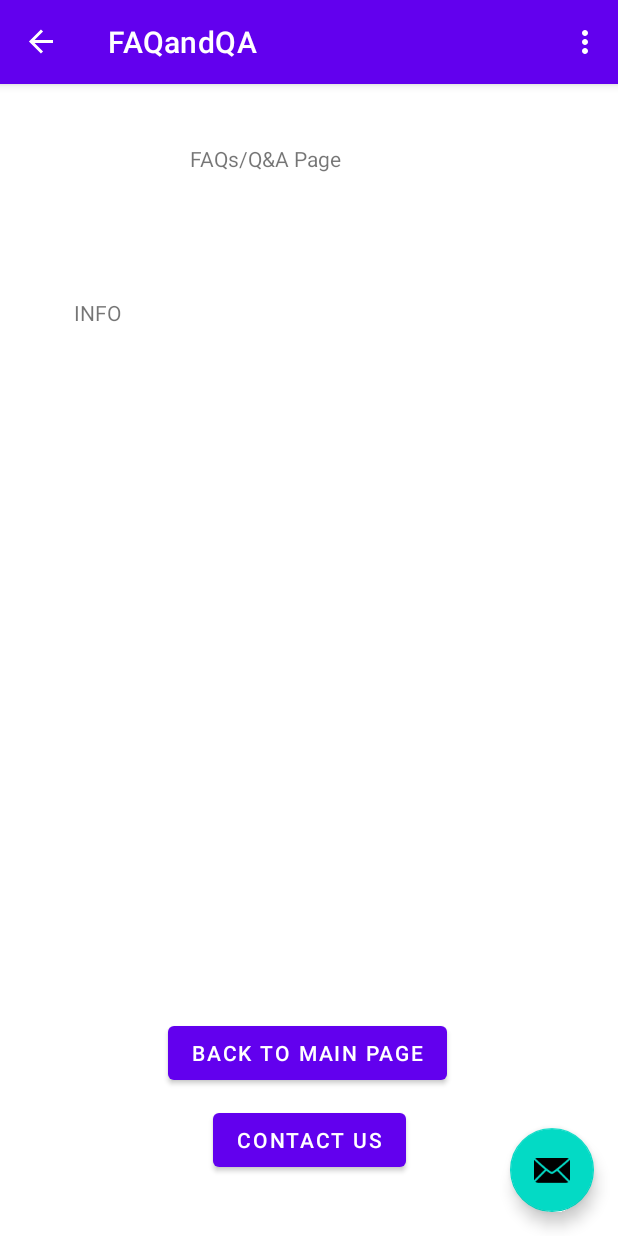
After one commit to LouisCGF/team-23-Project, an Android app: the FAQandQA screen opened through its navigation route, on a phone screen of 412 x 824 dp. The commit adds this screen. Run offline under Robolectric (Android 15) with nearby library versions, the phone set to English and light mode, and no system bars; our stand-ins replace navigation-ui.

Commit message:
Modified fragment_first.xml, contained incorrect id for the FAQ button. Created FAQ/Q&A page, connected buttons to the main page. Still the actual information about queries on the page and contact us page needs to be added.

```diff
--- /dev/null
+++ b/app/src/main/java/com/example/team_23_project/FAQandQA.java
@@ -0,0 +1,50 @@
+package com.example.team_23_project;
+
+import android.os.Bundle;
+import android.view.LayoutInflater;
+import android.view.View;
+import android.view.ViewGroup;
+
+import androidx.annotation.NonNull;
+import androidx.fragment.app.Fragment;
+import androidx.navigation.fragment.NavHostFragment;
+
+import com.example.team_23_project.databinding.FaqPageBinding;
+
+public class FAQandQA extends Fragment {
+
+    private FaqPageBinding binding;
+
+    @Override
+    public View onCreateView(
+            LayoutInflater inflater, ViewGroup container,
+            Bundle savedInstanceState
+    ) {
+
+        binding = FaqPageBinding.inflate(inflater, container, false);
+        return binding.getRoot();
+
+    }
+
+    public void onViewCreated(@NonNull View view, Bundle savedInstanceState) {
+        super.onViewCreated(view, savedInstanceState);
+        binding.backToMainFaqBtn.setOnClickListener(new View.OnClickListener() {
+            @Override
+            public void onClick(View view) {
+                System.out.println(binding.titleFaqTxt.getText());
+                System.out.println(binding.infoFaqTxt.getText());
+
+                NavHostFragment.findNavController(FAQandQA.this)
+                        .navigate(R.id.action_FAQandQA_to_FirstFragment);
+            }
+        });
+
+        binding.contactFromFaqBtn.setOnClickListener(new View.OnClickListener() {
+            @Override
+            public void onClick(View view) {
+                NavHostFragment.findNavController(FAQandQA.this)
+                        .navigate(R.id.action_FAQandQA_to_FirstFragment);
+            }
+        });
+    }
+}
--- a/app/src/main/java/com/example/team_23_project/LoginMain.java
+++ b/app/src/main/java/com/example/team_23_project/LoginMain.java
@@ -52,6 +52,13 @@ public class LoginMain extends Fragment {
                         .navigate(R.id.action_FirstFragment_to_registerStaff);
             }
         });
+        binding.faqBtn.setOnClickListener(new View.OnClickListener() {
+            @Override
+            public void onClick(View view1) {
+                NavHostFragment.findNavController(LoginMain.this)
+                        .navigate(R.id.action_FirstFragment_to_FAQandQA);
+            }
+        });
     }
 
     @Override
--- /dev/null
+++ b/app/src/main/res/layout/faq_page.xml
@@ -0,0 +1,54 @@
+<?xml version="1.0" encoding="utf-8"?>
+<androidx.constraintlayout.widget.ConstraintLayout xmlns:android="http://schemas.android.com/apk/res/android"
+    xmlns:app="http://schemas.android.com/apk/res-auto"
+    xmlns:tools="http://schemas.android.com/tools"
+    android:layout_width="match_parent"
+    android:layout_height="match_parent">
+
+    <TextView
+        android:id="@+id/titleFaqTxt"
+        android:layout_width="158dp"
+        android:layout_height="50dp"
+        android:minHeight="48dp"
+        android:text="FAQs/Q&#38;A Page"
+        app:layout_constraintBottom_toTopOf="@+id/infoFaqTxt"
+        app:layout_constraintEnd_toEndOf="parent"
+        app:layout_constraintHorizontal_bias="0.498"
+        app:layout_constraintStart_toStartOf="parent"
+        app:layout_constraintTop_toTopOf="parent"
+        app:layout_constraintVertical_bias="0.432" />
+
+    <TextView
+        android:id="@+id/infoFaqTxt"
+        android:layout_width="313dp"
+        android:layout_height="469dp"
+        android:layout_marginBottom="10dp"
+        android:minHeight="48dp"
+        android:text="INFO"
+        app:layout_constraintBottom_toTopOf="@+id/backToMainFaqBtn"
+        app:layout_constraintEnd_toEndOf="parent"
+        app:layout_constraintStart_toStartOf="parent" />
+
+    <Button
+        android:id="@+id/backToMainFaqBtn"
+        android:layout_width="wrap_content"
+        android:layout_height="wrap_content"
+        android:layout_marginBottom="10dp"
+        android:minHeight="48dp"
+        android:text="Back to Main Page"
+        app:layout_constraintBottom_toTopOf="@+id/contactFromFaqBtn"
+        app:layout_constraintEnd_toEndOf="parent"
+        app:layout_constraintHorizontal_bias="0.497"
+        app:layout_constraintStart_toStartOf="parent" />
+
+    <Button
+        android:id="@+id/contactFromFaqBtn"
+        android:layout_width="wrap_content"
+        android:layout_height="wrap_content"
+        android:layout_marginBottom="40dp"
+        android:text="Contact Us"
+        android:minHeight="48dp"
+        app:layout_constraintBottom_toBottomOf="parent"
+        app:layout_constraintEnd_toEndOf="parent"
+        app:layout_constraintStart_toStartOf="parent" />
+</androidx.constraintlayout.widget.ConstraintLayout>
--- a/app/src/main/res/layout/fragment_first.xml
+++ b/app/src/main/res/layout/fragment_first.xml
@@ -13,6 +13,7 @@
         android:ems="10"
         android:hint="Email"
         android:inputType="textEmailAddress"
+        android:minHeight="48dp"
         app:layout_constraintBottom_toTopOf="@+id/passwordTxt"
         app:layout_constraintEnd_toEndOf="parent"
         app:layout_constraintHorizontal_bias="0.487"
@@ -35,7 +36,7 @@
         app:layout_constraintStart_toStartOf="parent" />
 
     <Button
-        android:id="@+id/button3"
+        android:id="@+id/faqBtn"
         android:layout_width="226dp"
         android:layout_height="48dp"
         android:text="FAQs/Q&#38;A"
--- a/app/src/main/res/navigation/nav_graph.xml
+++ b/app/src/main/res/navigation/nav_graph.xml
@@ -20,6 +20,9 @@
         <action
             android:id="@+id/action_FirstFragment_to_registerStaff"
             app:destination="@id/registerStaff" />
+        <action
+            android:id="@+id/action_FirstFragment_to_FAQandQA"
+            app:destination="@id/FAQandQA" />
     </fragment>
     <fragment
         android:id="@+id/SecondFragment"
@@ -47,4 +50,12 @@
             android:id="@+id/action_registerStaff_to_SecondFragment"
             app:destination="@id/SecondFragment" />
     </fragment>
+    <fragment
+        android:id="@+id/FAQandQA"
+        android:name="com.example.team_23_project.FAQandQA"
+        android:label="FAQandQA" >
+        <action
+            android:id="@+id/action_FAQandQA_to_FirstFragment"
+            app:destination="@id/FirstFragment" />
+    </fragment>
 </navigation>
```
